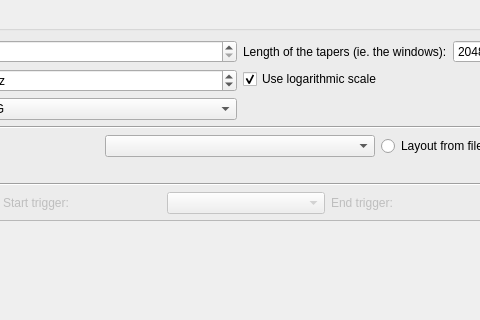
The window that meggie_batch/ui/qt4Designer_ui_files/powerSpectrumDialog.ui (cibr-jyu/meggie) describes before a commit, drawn with Qt 5; both pictures show x 195 to 675 and y 0 to 320 of the 870 by 590 pixel window.
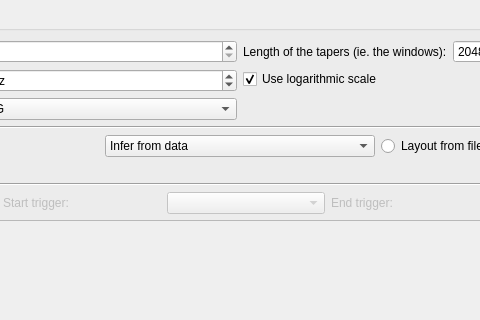
The same window after the commit.

Commit message: Now it is possible to infer channel locations from data.

```diff
--- a/meggie_batch/ui/qt4Designer_ui_files/powerSpectrumDialog.ui
+++ b/meggie_batch/ui/qt4Designer_ui_files/powerSpectrumDialog.ui
@@ -173,7 +173,13 @@
              </widget>
             </item>
             <item>
-             <widget class="QComboBox" name="comboBoxLayout"/>
+             <widget class="QComboBox" name="comboBoxLayout">
+              <item>
+               <property name="text">
+                <string>Infer from data</string>
+               </property>
+              </item>
+             </widget>
             </item>
             <item>
              <layout class="QHBoxLayout" name="horizontalLayout_36">
```
Left out of the diff: 2 changed lines with no effect on the pictures. The commit also changes 6 other files.
